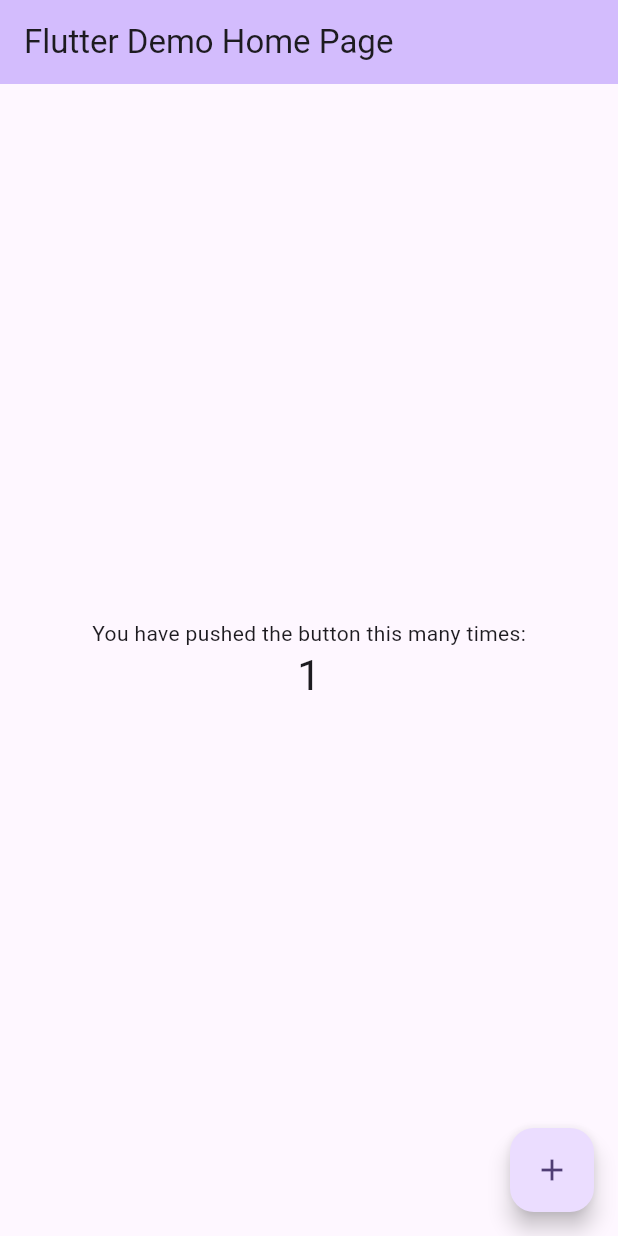
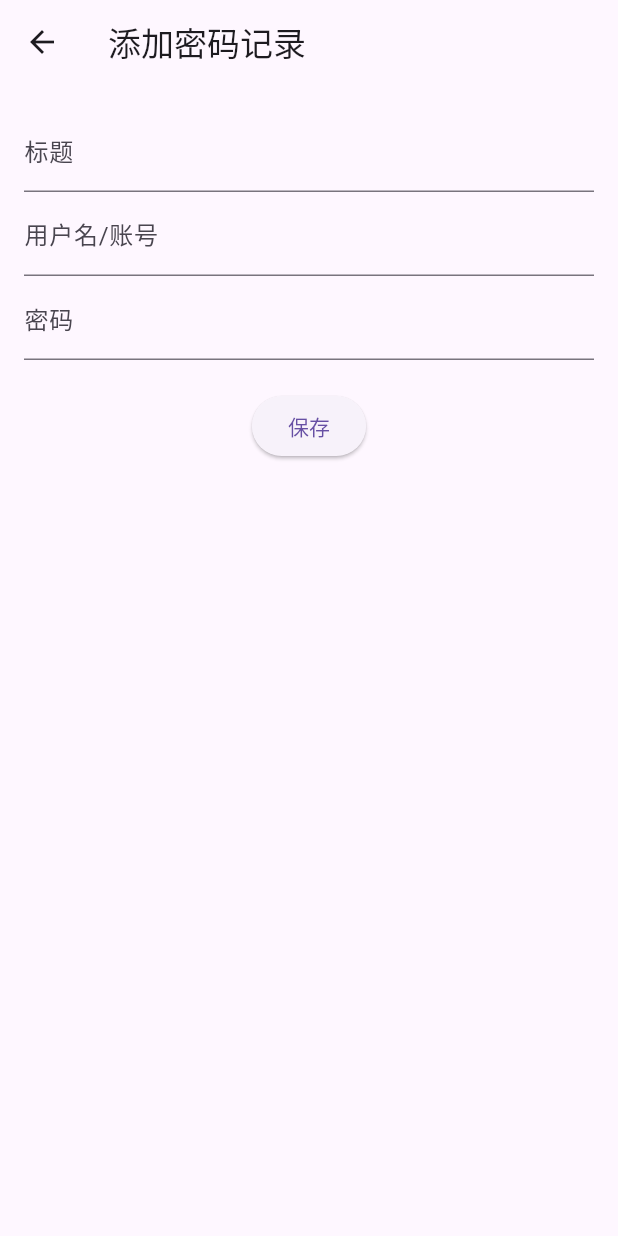
Before and after one commit to could-ai/01986a36-4946-7aa1-a8e0-7f5856965215, a Flutter app: the screen it shows after launch, after a tap on the "add" icon, on a phone screen of 412 x 824 dp. Run offline on Flutter 3.47's test engine with Material 3 defaults, Android fonts, the phone set to English and light mode, and no system bars; our stand-ins replace sqflite; accounts and stored records are empty.

Commit message:
添加本地SQLite和路径依赖到pubspec.yaml; 创建PasswordEntry模型类; 实现SQLite数据库初始化和增删改查操作; 创建主界面，展示、刷新、编辑和删除密码记录; 实现添加和编辑密码记录的表单页面; 替换主入口，初始化数据库并指向HomeScreen

```diff
--- a/usr/lib/main.dart
+++ b/usr/lib/main.dart
@@ -1,120 +1,25 @@
 import 'package:flutter/material.dart';
+import 'screens/home_screen.dart';
+import 'services/db_helper.dart';
 
-void main() {
+void main() async {
+  WidgetsFlutterBinding.ensureInitialized();
+  await DBHelper.instance.database;
   runApp(const MyApp());
 }
 
 class MyApp extends StatelessWidget {
-  const MyApp({super.key});
+  const MyApp({Key? key}) : super(key: key);
 
-  // This widget is the root of your application.
   @override
   Widget build(BuildContext context) {
     return MaterialApp(
-      title: 'Flutter Demo',
+      title: '密码管理器',
+      theme: ThemeData(
+        primarySwatch: Colors.blue,
+      ),
+      home: const HomeScreen(),
       debugShowCheckedModeBanner: false,
-      theme: ThemeData(
-        // This is the theme of your application.
-        //
-        // TRY THIS: Try running your application with "flutter run". You'll see
-        // the application has a purple toolbar. Then, without quitting the app,
-        // try changing the seedColor in the colorScheme below to Colors.green
-        // and then invoke "hot reload" (save your changes or press the "hot
-        // reload" button in a Flutter-supported IDE, or press "r" if you used
-        // the command line to start the app).
-        //
-        // Notice that the counter didn't reset back to zero; the application
-        // state is not lost during the reload. To reset the state, use hot
-        // restart instead.
-        //
-        // This works for code too, not just values: Most code changes can be
-        // tested with just a hot reload.
-        colorScheme: ColorScheme.fromSeed(seedColor: Colors.deepPurple),
-      ),
-      home: const MyHomePage(title: 'Flutter Demo Home Page'),
     );
   }
 }
-
-class MyHomePage extends StatefulWidget {
-  const MyHomePage({super.key, required this.title});
-
-  // This widget is the home page of your application. It is stateful, meaning
-  // that it has a State object (defined below) that contains fields that affect
-  // how it looks.
-
-  // This class is the configuration for the state. It holds the values (in this
-  // case the title) provided by the parent (in this case the App widget) and
-  // used by the build method of the State. Fields in a Widget subclass are
-  // always marked "final".
-
-  final String title;
-
-  @override
-  State<MyHomePage> createState() => _MyHomePageState();
-}
-
-class _MyHomePageState extends State<MyHomePage> {
-  int _counter = 0;
-
-  void _incrementCounter() {
-    setState(() {
-      // This call to setState tells the Flutter framework that something has
-      // changed in this State, which causes it to rerun the build method below
-      // so that the display can reflect the updated values. If we changed
-      // _counter without calling setState(), then the build method would not be
-      // called again, and so nothing would appear to happen.
-      _counter++;
-    });
-  }
-
-  @override
-  Widget build(BuildContext context) {
-    // This method is rerun every time setState is called, for instance as done
-    // by the _incrementCounter method above.
-    //
-    // The Flutter framework has been optimized to make rerunning build methods
-    // fast, so that you can just rebuild anything that needs updating rather
-    // than having to individually change instances of widgets.
-    return Scaffold(
-      appBar: AppBar(
-        // TRY THIS: Try changing the color here to a specific color (to
-        // Colors.amber, perhaps?) and trigger a hot reload to see the AppBar
-        // change color while the other colors stay the same.
-        backgroundColor: Theme.of(context).colorScheme.inversePrimary,
-        // Here we take the value from the MyHomePage object that was created by
-        // the App.build method, and use it to set our appbar title.
-        title: Text(widget.title),
-      ),
-      body: Center(
-        // Center is a layout widget. It takes a single child and positions it
-        // in the middle of the parent.
-        child: Column(
-          // Column is also a layout widget. It takes a list of children and
-          // arranges them vertically. By default, it sizes itself to fit its
-          // children horizontally, and tries to be as tall as its parent.
-          //
-          // Column has various properties to control how it sizes itself and
-          // how it positions its children. Here we use mainAxisAlignment to
-          // center the children vertically; the main axis here is the vertical
-          // axis because Columns are vertical (the cross axis would be
-          // horizontal).
-          //
-          // TRY THIS: Invoke "debug painting" (choose the "Toggle Debug Paint"
-          // action in the IDE, or press "p" in the console), to see the
-          // wireframe for each widget.
-          mainAxisAlignment: MainAxisAlignment.center,
-          children: <Widget>[
-            const Text('You have pushed the button this many times:'),
-            Text('$_counter', style: Theme.of(context).textTheme.headlineMedium),
-          ],
-        ),
-      ),
-      floatingActionButton: FloatingActionButton(
-        onPressed: _incrementCounter,
-        tooltip: 'Increment',
-        child: const Icon(Icons.add),
-      ), // This trailing comma makes auto-formatting nicer for build methods.
-    );
-  }
-}
--- /dev/null
+++ b/usr/lib/models/password_entry.dart
@@ -0,0 +1,31 @@
+class PasswordEntry {
+  int? id;
+  String title;
+  String username;
+  String password;
+
+  PasswordEntry({this.id, required this.title, required this.username, required this.password});
+
+  // 将模型转换成Map用于数据库操作
+  Map<String, dynamic> toMap() {
+    final map = <String, dynamic>{
+      'title': title,
+      'username': username,
+      'password': password,
+    };
+    if (id != null) {
+      map['id'] = id;
+    }
+    return map;
+  }
+
+  // 从Map创建模型实例
+  factory PasswordEntry.fromMap(Map<String, dynamic> map) {
+    return PasswordEntry(
+      id: map['id'] as int?,
+      title: map['title'],
+      username: map['username'],
+      password: map['password'],
+    );
+  }
+}
--- /dev/null
+++ b/usr/lib/screens/entry_form_screen.dart
@@ -0,0 +1,93 @@
+import 'package:flutter/material.dart';
+import '../models/password_entry.dart';
+import '../services/db_helper.dart';
+
+class EntryFormScreen extends StatefulWidget {
+  final PasswordEntry? entry;
+
+  const EntryFormScreen({Key? key, this.entry}) : super(key: key);
+
+  @override
+  State<EntryFormScreen> createState() => _EntryFormScreenState();
+}
+
+class _EntryFormScreenState extends State<EntryFormScreen> {
+  final _formKey = GlobalKey<FormState>();
+  late TextEditingController _titleController;
+  late TextEditingController _usernameController;
+  late TextEditingController _passwordController;
+
+  @override
+  void initState() {
+    super.initState();
+    _titleController = TextEditingController(text: widget.entry?.title ?? '');
+    _usernameController = TextEditingController(text: widget.entry?.username ?? '');
+    _passwordController = TextEditingController(text: widget.entry?.password ?? '');
+  }
+
+  @override
+  void dispose() {
+    _titleController.dispose();
+    _usernameController.dispose();
+    _passwordController.dispose();
+    super.dispose();
+  }
+
+  Future<void> _save() async {
+    if (_formKey.currentState!.validate()) {
+      final newEntry = PasswordEntry(
+        id: widget.entry?.id,
+        title: _titleController.text.trim(),
+        username: _usernameController.text.trim(),
+        password: _passwordController.text.trim(),
+      );
+      if (widget.entry == null) {
+        await DBHelper.instance.insertEntry(newEntry);
+      } else {
+        await DBHelper.instance.updateEntry(newEntry);
+      }
+      Navigator.of(context).pop();
+    }
+  }
+
+  @override
+  Widget build(BuildContext context) {
+    final isEditing = widget.entry != null;
+    return Scaffold(
+      appBar: AppBar(
+        title: Text(isEditing ? '编辑密码记录' : '添加密码记录'),
+      ),
+      body: Padding(
+        padding: const EdgeInsets.all(16.0),
+        child: Form(
+          key: _formKey,
+          child: Column(
+            children: [
+              TextFormField(
+                controller: _titleController,
+                decoration: const InputDecoration(labelText: '标题'),
+                validator: (value) => value!.isEmpty ? '请输入标题' : null,
+              ),
+              TextFormField(
+                controller: _usernameController,
+                decoration: const InputDecoration(labelText: '用户名/账号'),
+                validator: (value) => value!.isEmpty ? '请输入用户名/账号' : null,
+              ),
+              TextFormField(
+                controller: _passwordController,
+                decoration: const InputDecoration(labelText: '密码'),
+                obscureText: true,
+                validator: (value) => value!.isEmpty ? '请输入密码' : null,
+              ),
+              const SizedBox(height: 20),
+              ElevatedButton(
+                onPressed: _save,
+                child: Text(isEditing ? '更新' : '保存'),
+              ),
+            ],
+          ),
+        ),
+      ),
+    );
+  }
+}
--- /dev/null
+++ b/usr/lib/screens/home_screen.dart
@@ -0,0 +1,97 @@
+import 'package:flutter/material.dart';
+import '../models/password_entry.dart';
+import '../services/db_helper.dart';
+import 'entry_form_screen.dart';
+
+class HomeScreen extends StatefulWidget {
+  const HomeScreen({Key? key}) : super(key: key);
+
+  @override
+  State<HomeScreen> createState() => _HomeScreenState();
+}
+
+class _HomeScreenState extends State<HomeScreen> {
+  late Future<List<PasswordEntry>> _entriesFuture;
+
+  @override
+  void initState() {
+    super.initState();
+    _loadEntries();
+  }
+
+  void _loadEntries() {
+    _entriesFuture = DBHelper.instance.getEntries();
+  }
+
+  Future<void> _refresh() async {
+    setState(() {
+      _loadEntries();
+    });
+  }
+
+  @override
+  Widget build(BuildContext context) {
+    return Scaffold(
+      appBar: AppBar(
+        title: const Text('密码管理器'),
+      ),
+      body: FutureBuilder<List<PasswordEntry>>(
+        future: _entriesFuture,
+        builder: (context, snapshot) {
+          if (snapshot.connectionState == ConnectionState.waiting) {
+            return const Center(child: CircularProgressIndicator());
+          }
+          if (!snapshot.hasData || snapshot.data!.isEmpty) {
+            return const Center(child: Text('没有记录，请点击添加按钮'));
+          }
+          final entries = snapshot.data!;
+          return RefreshIndicator(
+            onRefresh: _refresh,
+            child: ListView.builder(
+              itemCount: entries.length,
+              itemBuilder: (context, index) {
+                final entry = entries[index];
+                return ListTile(
+                  title: Text(entry.title),
+                  subtitle: Text(entry.username),
+                  trailing: Row(
+                    mainAxisSize: MainAxisSize.min,
+                    children: [
+                      IconButton(
+                        icon: const Icon(Icons.edit, color: Colors.blue),
+                        onPressed: () async {
+                          await Navigator.of(context).push(
+                            MaterialPageRoute(
+                              builder: (context) => EntryFormScreen(entry: entry),
+                            ),
+                          );
+                          _refresh();
+                        },
+                      ),
+                      IconButton(
+                        icon: const Icon(Icons.delete, color: Colors.red),
+                        onPressed: () async {
+                          await DBHelper.instance.deleteEntry(entry.id!);
+                          _refresh();
+                        },
+                      ),
+                    ],
+                  ),
+                );
+              },
+            ),
+          );
+        },
+      ),
+      floatingActionButton: FloatingActionButton(
+        onPressed: () async {
+          await Navigator.of(context).push(
+            MaterialPageRoute(builder: (context) => const EntryFormScreen()),
+          );
+          _refresh();
+        },
+        child: const Icon(Icons.add),
+      ),
+    );
+  }
+}
--- /dev/null
+++ b/usr/lib/services/db_helper.dart
@@ -0,0 +1,74 @@
+import 'package:path/path.dart';
+import 'package:sqflite/sqflite.dart';
+import '../models/password_entry.dart';
+
+class DBHelper {
+  static final DBHelper instance = DBHelper._init();
+  static Database? _database;
+
+  DBHelper._init();
+
+  Future<Database> get database async {
+    if (_database != null) return _database!;
+    _database = await _initDB('password_manager.db');
+    return _database!;
+  }
+
+  Future<Database> _initDB(String filePath) async {
+    final dbPath = await getDatabasesPath();
+    final path = join(dbPath, filePath);
+    return await openDatabase(
+      path,
+      version: 1,
+      onCreate: _createDB,
+    );
+  }
+
+  Future _createDB(Database db, int version) async {
+    const idType = 'INTEGER PRIMARY KEY AUTOINCREMENT';
+    const textType = 'TEXT NOT NULL';
+    await db.execute('''
+      CREATE TABLE password_entries (
+        id $idType,
+        title $textType,
+        username $textType,
+        password $textType
+      )
+    ''');
+  }
+
+  Future<List<PasswordEntry>> getEntries() async {
+    final db = await instance.database;
+    final result = await db.query('password_entries', orderBy: 'id DESC');
+    return result.map((json) => PasswordEntry.fromMap(json)).toList();
+  }
+
+  Future<int> insertEntry(PasswordEntry entry) async {
+    final db = await instance.database;
+    return await db.insert('password_entries', entry.toMap());
+  }
+
+  Future<int> updateEntry(PasswordEntry entry) async {
+    final db = await instance.database;
+    return await db.update(
+      'password_entries',
+      entry.toMap(),
+      where: 'id = ?',
+      whereArgs: [entry.id],
+    );
+  }
+
+  Future<int> deleteEntry(int id) async {
+    final db = await instance.database;
+    return await db.delete(
+      'password_entries',
+      where: 'id = ?',
+      whereArgs: [id],
+    );
+  }
+
+  Future close() async {
+    final db = await instance.database;
+    db.close();
+  }
+}
```
Also changed, not shown: usr/pubspec.yaml (+7 -2 lines).
